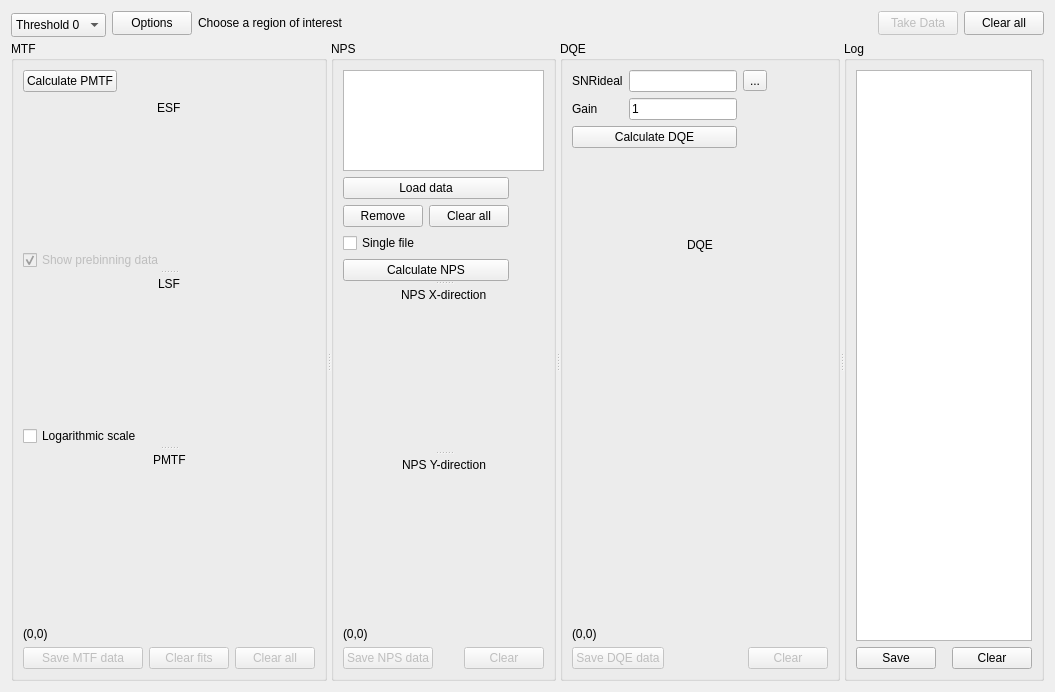
Old version of the form SpidrMpx3Eq/qcstmdqe.ui in the repository navrit/dexter.
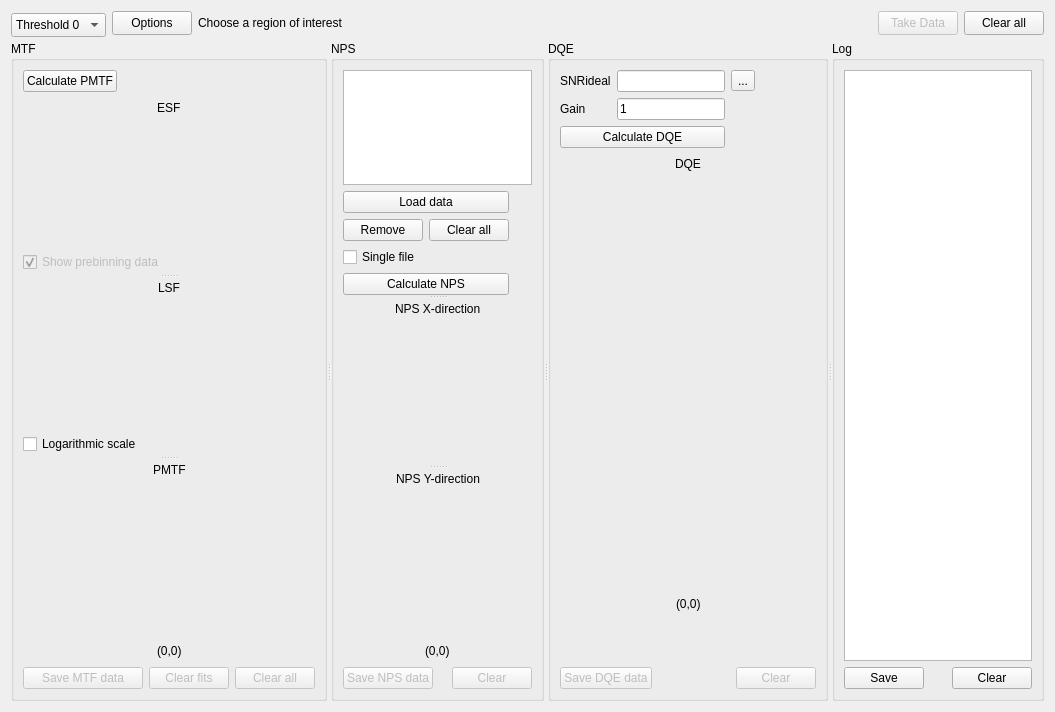
New version of the form. Custom widgets are drawn as their Qt base class.

```diff
--- a/SpidrMpx3Eq/qcstmdqe.ui
+++ b/SpidrMpx3Eq/qcstmdqe.ui
@@ -7,7 +7,7 @@
     <x>0</x>
     <y>0</y>
     <width>1055</width>
-    <height>690</height>
+    <height>712</height>
    </rect>
   </property>
   <property name="windowTitle">
@@ -213,6 +213,9 @@
          </property>
          <widget class="QWidget" name="layoutWidget">
           <layout class="QVBoxLayout" name="verticalLayout_9">
+           <property name="bottomMargin">
+            <number>2</number>
+           </property>
            <item>
             <layout class="QHBoxLayout" name="horizontalLayout_8">
              <property name="sizeConstraint">
@@ -290,6 +293,12 @@
          </widget>
          <widget class="QWidget" name="layoutWidget">
           <layout class="QVBoxLayout" name="verticalLayout">
+           <property name="spacing">
+            <number>7</number>
+           </property>
+           <property name="bottomMargin">
+            <number>2</number>
+           </property>
            <item>
             <layout class="QHBoxLayout" name="horizontalLayout_11">
              <property name="sizeConstraint">
@@ -360,6 +369,9 @@
          </widget>
          <widget class="QWidget" name="layoutWidget">
           <layout class="QVBoxLayout" name="verticalLayout_6">
+           <property name="bottomMargin">
+            <number>2</number>
+           </property>
            <item>
             <layout class="QHBoxLayout" name="horizontalLayout_5">
              <property name="sizeConstraint">
@@ -436,11 +448,44 @@
         </widget>
        </item>
        <item>
-        <widget class="QLabel" name="pointMtfLabel">
-         <property name="text">
-          <string>(0,0)</string>
+        <layout class="QHBoxLayout" name="horizontalLayout_13">
+         <property name="topMargin">
+          <number>0</number>
          </property>
-        </widget>
+         <item>
+          <spacer name="horizontalSpacer_22">
+           <property name="orientation">
+            <enum>Qt::Horizontal</enum>
+           </property>
+           <property name="sizeHint" stdset="0">
+            <size>
+             <width>40</width>
+             <height>20</height>
+            </size>
+           </property>
+          </spacer>
+         </item>
+         <item>
+          <widget class="QLabel" name="pointMtfLabel">
+           <property name="text">
+            <string>(0,0)</string>
+           </property>
+          </widget>
+         </item>
+         <item>
+          <spacer name="horizontalSpacer_23">
+           <property name="orientation">
+            <enum>Qt::Horizontal</enum>
+           </property>
+           <property name="sizeHint" stdset="0">
+            <size>
+             <width>40</width>
+             <height>20</height>
+            </size>
+           </property>
+          </spacer>
+         </item>
+        </layout>
        </item>
        <item>
         <layout class="QHBoxLayout" name="horizontalLayout_9">
@@ -775,11 +820,44 @@
         </widget>
        </item>
        <item>
-        <widget class="QLabel" name="pointNpsLabel">
-         <property name="text">
-          <string>(0,0)</string>
+        <layout class="QHBoxLayout" name="horizontalLayout_15">
+         <property name="bottomMargin">
+          <number>0</number>
          </property>
-        </widget>
+         <item>
+          <spacer name="horizontalSpacer_24">
+           <property name="orientation">
+            <enum>Qt::Horizontal</enum>
+           </property>
+           <property name="sizeHint" stdset="0">
+            <size>
+             <width>40</width>
+             <height>20</height>
+            </size>
+           </property>
+          </spacer>
+         </item>
+         <item>
+          <widget class="QLabel" name="pointNpsLabel">
+           <property name="text">
+            <string>(0,0)</string>
+           </property>
+          </widget>
+         </item>
+         <item>
+          <spacer name="horizontalSpacer_25">
+           <property name="orientation">
+            <enum>Qt::Horizontal</enum>
+           </property>
+           <property name="sizeHint" stdset="0">
+            <size>
+             <width>40</width>
+             <height>20</height>
+            </size>
+           </property>
+          </spacer>
+         </item>
+        </layout>
        </item>
        <item>
         <layout class="QHBoxLayout" name="horizontalLayout">
@@ -930,19 +1008,6 @@
          </item>
         </layout>
        </item>
-       <item>
-        <spacer name="verticalSpacer">
-         <property name="orientation">
-          <enum>Qt::Vertical</enum>
-         </property>
-         <property name="sizeHint" stdset="0">
-          <size>
-           <width>20</width>
-           <height>40</height>
-          </size>
-         </property>
-        </spacer>
-       </item>
        <item>
         <layout class="QVBoxLayout" name="verticalLayout_3">
          <item>
@@ -993,6 +1058,12 @@
          </item>
          <item>
           <widget class="QCustomPlot" name="DQEplot" native="true">
+           <property name="sizePolicy">
+            <sizepolicy hsizetype="Preferred" vsizetype="Maximum">
+             <horstretch>0</horstretch>
+             <verstretch>0</verstretch>
+            </sizepolicy>
+           </property>
            <property name="minimumSize">
             <size>
              <width>220</width>
@@ -1004,11 +1075,44 @@
         </layout>
        </item>
        <item>
-        <widget class="QLabel" name="pointDqeLabel">
-         <property name="text">
-          <string>(0,0)</string>
+        <layout class="QHBoxLayout" name="horizontalLayout_16">
+         <property name="bottomMargin">
+          <number>0</number>
          </property>
-        </widget>
+         <item>
+          <spacer name="horizontalSpacer_26">
+           <property name="orientation">
+            <enum>Qt::Horizontal</enum>
+           </property>
+           <property name="sizeHint" stdset="0">
+            <size>
+             <width>40</width>
+             <height>20</height>
+            </size>
+           </property>
+          </spacer>
+         </item>
+         <item>
+          <widget class="QLabel" name="pointDqeLabel">
+           <property name="text">
+            <string>(0,0)</string>
+           </property>
+          </widget>
+         </item>
+         <item>
+          <spacer name="horizontalSpacer_27">
+           <property name="orientation">
+            <enum>Qt::Horizontal</enum>
+           </property>
+           <property name="sizeHint" stdset="0">
+            <size>
+             <width>40</width>
+             <height>20</height>
+            </size>
+           </property>
+          </spacer>
+         </item>
+        </layout>
        </item>
        <item>
         <layout class="QHBoxLayout" name="horizontalLayout_3">
@@ -1050,9 +1154,21 @@
       </layout>
      </widget>
      <widget class="QGroupBox" name="groupBox_5">
+      <property name="sizePolicy">
+       <sizepolicy hsizetype="Minimum" vsizetype="Preferred">
+        <horstretch>0</horstretch>
+        <verstretch>0</verstretch>
+       </sizepolicy>
+      </property>
+      <property name="minimumSize">
+       <size>
+        <width>80</width>
+        <height>0</height>
+       </size>
+      </property>
       <property name="maximumSize">
        <size>
-        <width>200</width>
+        <width>16777215</width>
         <height>16777215</height>
        </size>
       </property>
```
Left out of the diff: 3 changed lines with no effect on the pictures.
